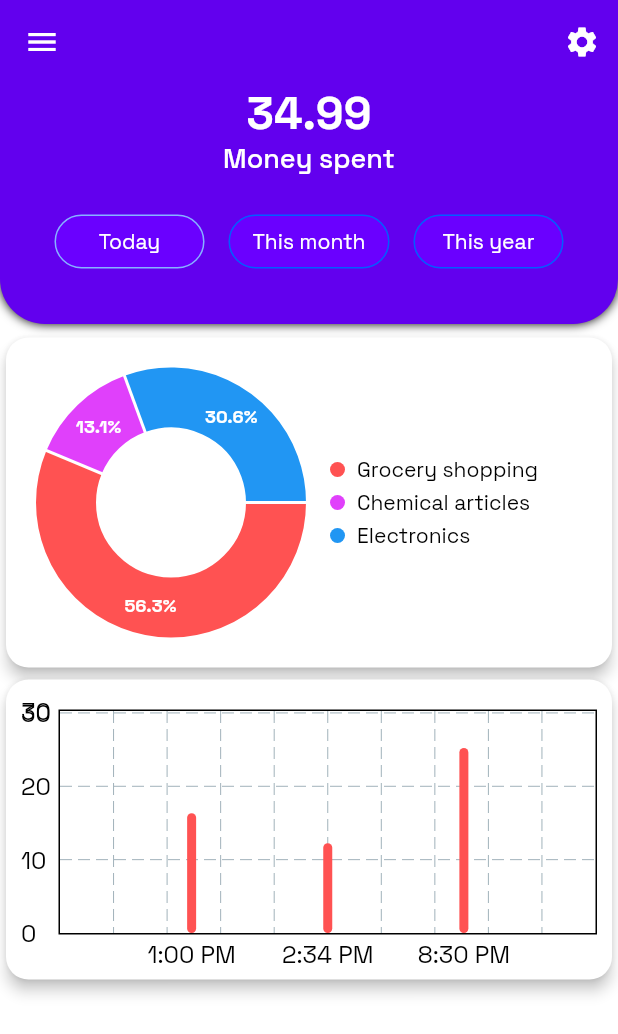
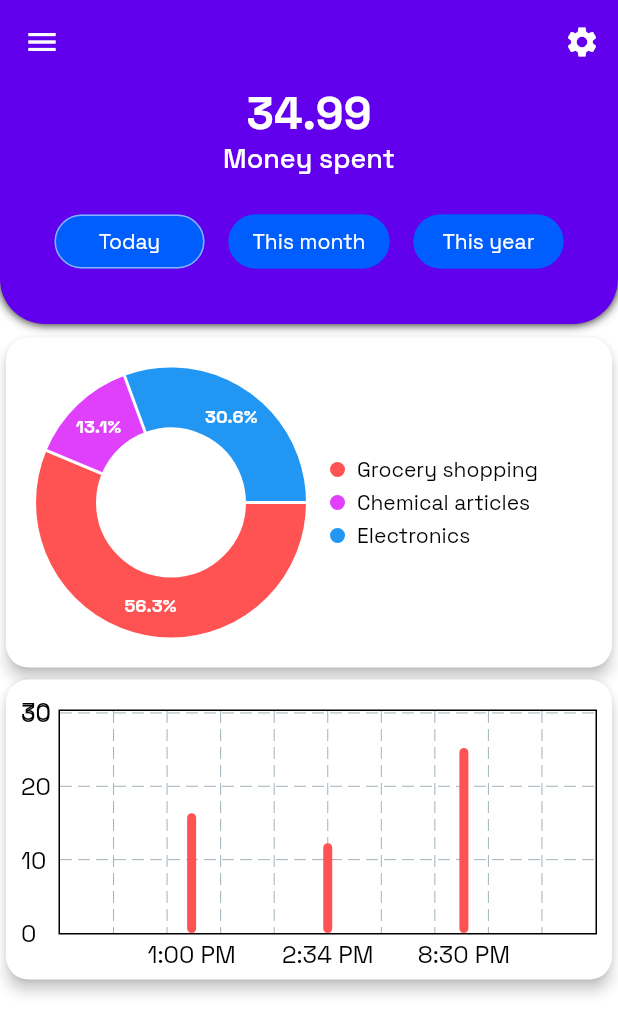
Before and after one commit to justdodo27/financepal, a Flutter app: the screen it shows after launch, on a phone screen of 412 x 824 dp. Shown: the top 1034 px of the screen. Run offline on Flutter 3.47's test engine with Material 2 defaults, Android fonts, the phone set to English and light mode, and no system bars; drawn by our look-alikes of fl_chart; our stand-ins replace google_fonts, shared_preferences.

Commit message:
Change button color

```diff
--- a/frontend/lib/components/rounded_outlined_button.dart
+++ b/frontend/lib/components/rounded_outlined_button.dart
@@ -28,7 +28,7 @@ class SmallRoundedOutlinedButton extends StatelessWidget {
           onPressed: onPressed,
           style: OutlinedButton.styleFrom(
             backgroundColor:
-                backgroundColor ?? Theme.of(context).colorScheme.secondary,
+                backgroundColor ?? Theme.of(context).colorScheme.onBackground,
             shape: const StadiumBorder(),
             side: BorderSide(
               color: borderColor ?? Theme.of(context).colorScheme.onBackground,
```
